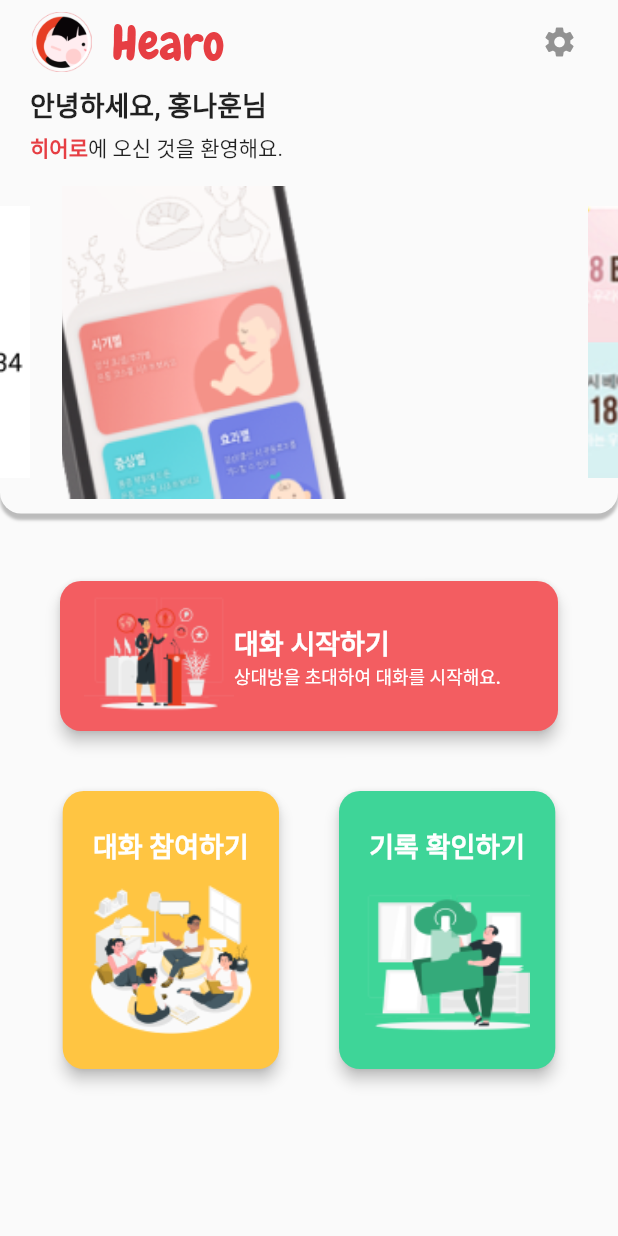
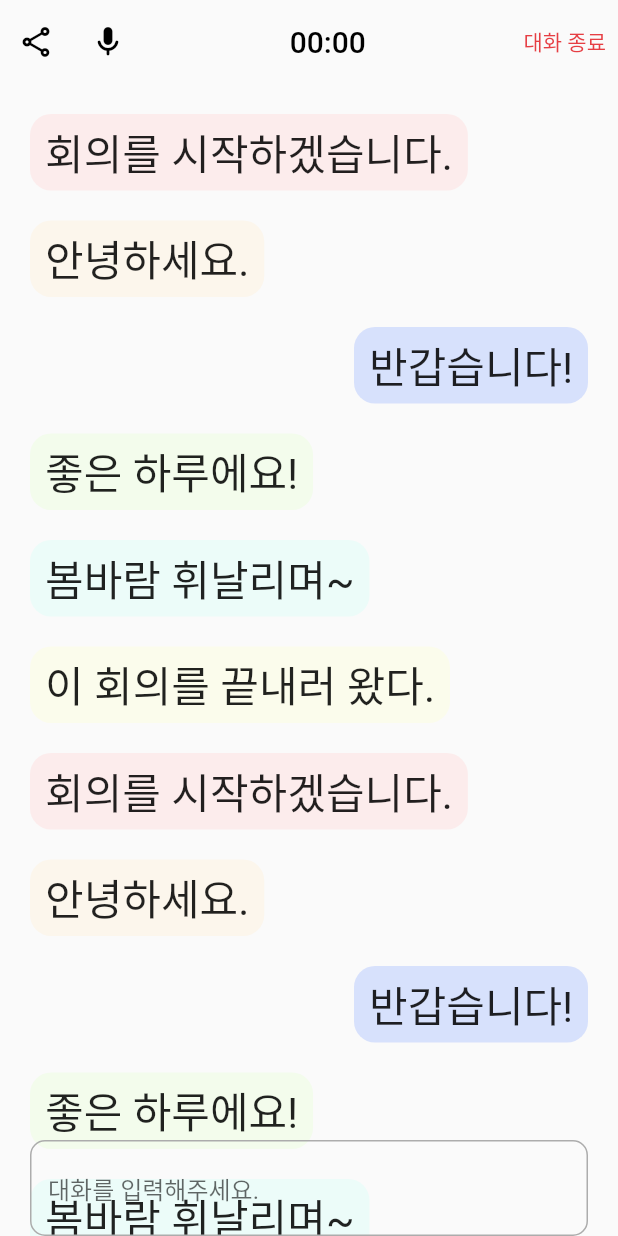
Before and after one commit to team-siksik/hearo, a Flutter app: the HomeScreen screen opened directly, after a tap on "대화 시작하기", on a phone screen of 412 x 824 dp. Run offline on Flutter 3.47's test engine with Material 2 defaults, Android fonts, the phone set to English and light mode, and no system bars; drawn by our look-alikes of carousel_slider; our stand-ins replace animated_toggle_switch, dropdown_button2, flutter_tts, get, wakelock; missing offline and left inert: chat_gpt_api.

Commit message:
Feat: 대화 화면 초기 구성

```diff
--- /dev/null
+++ b/frontend/hearo_app/lib/screens/chats/chat_home.dart
@@ -0,0 +1,113 @@
+import 'package:flutter/material.dart';
+import 'package:hearo_app/widgets/chats/custom_app_bar_chat.dart';
+import 'package:hearo_app/widgets/chats/speech_bubble.dart';
+import 'package:wakelock/wakelock.dart';
+
+class ChatHome extends StatefulWidget {
+  const ChatHome({super.key});
+
+  @override
+  State<ChatHome> createState() => _ChatHomeState();
+}
+
+class _ChatHomeState extends State<ChatHome> {
+  @override
+  void initState() {
+    super.initState();
+    // 화면 꺼짐 방지 활성화
+    Wakelock.enable();
+  }
+
+  @override
+  void dispose() {
+    // 화면 꺼짐 방지 비활성화
+    Wakelock.disable();
+    super.dispose();
+  }
+
+  List conversations = [
+    {"who": 1, "message": "회의를 시작하겠습니다."},
+    {"who": 2, "message": "안녕하세요."},
+    {"who": 0, "message": "반갑습니다!"},
+    {"who": 4, "message": "좋은 하루에요!"},
+    {"who": 5, "message": "봄바람 휘날리며~"},
+    {"who": 3, "message": "이 회의를 끝내러 왔다."},
+    {"who": 1, "message": "회의를 시작하겠습니다."},
+    {"who": 2, "message": "안녕하세요."},
+    {"who": 0, "message": "반갑습니다!"},
+    {"who": 4, "message": "좋은 하루에요!"},
+    {"who": 5, "message": "봄바람 휘날리며~"},
+    {"who": 3, "message": "이 회의를 끝내러 왔다."},
+    {"who": 1, "message": "회의를 시작하겠습니다."},
+    {"who": 2, "message": "안녕하세요."},
+    {"who": 0, "message": "반갑습니다!"},
+    {"who": 4, "message": "좋은 하루에요!"},
+    {"who": 5, "message": "봄바람 휘날리며~"},
+    {"who": 3, "message": "이 회의를 끝내러 왔다."},
+  ];
+
+  @override
+  Widget build(BuildContext context) {
+    int textSize = 2;
+    Size size = MediaQuery.of(context).size;
+    return WillPopScope(
+        onWillPop: () async {
+          return false;
+        },
+        child: Scaffold(
+          appBar: CustomAppBarChat(),
+          body: GestureDetector(
+            onTap: () {
+              FocusScopeNode currentFocus = FocusScope.of(context);
+              if (!currentFocus.hasPrimaryFocus) {
+                currentFocus.unfocus();
+              }
+            },
+            child: Container(
+              padding: EdgeInsets.fromLTRB(20, 20, 20, 0),
+              width: size.width,
+              height: size.height,
+              child: Stack(
+                children: <Widget>[
+                  ListView.separated(
+                    separatorBuilder: (context, index) => SizedBox(height: 10),
+                    itemCount: conversations.length,
+                    itemBuilder: (context, index) {
+                      var saying = conversations[index];
+                      return SpeechBubble(
+                          message: saying["message"],
+                          who: saying["who"],
+                          textSize: textSize);
+                    },
+                  ),
+                  Positioned(
+                    left: 0,
+                    right: 0,
+                    bottom: 0,
+                    child: TextField(
+                      decoration: InputDecoration(
+                        hintText: '대화를 입력해주세요.',
+                        focusedBorder: OutlineInputBorder(
+                          borderRadius: BorderRadius.all(Radius.circular(10.0)),
+                          borderSide:
+                              BorderSide(width: 1, color: Color(0xffe63e43)),
+                        ),
+                        enabledBorder: OutlineInputBorder(
+                          borderRadius: BorderRadius.all(Radius.circular(10.0)),
+                          borderSide: BorderSide(
+                              width: 1,
+                              color: const Color.fromARGB(255, 172, 172, 172)),
+                        ),
+                        border: OutlineInputBorder(
+                          borderRadius: BorderRadius.all(Radius.circular(10.0)),
+                        ),
+                      ),
+                    ),
+                  ),
+                ],
+              ),
+            ),
+          ),
+        ));
+  }
+}
--- a/frontend/hearo_app/lib/screens/mysettings/favorite_say.dart
+++ b/frontend/hearo_app/lib/screens/mysettings/favorite_say.dart
@@ -132,21 +132,21 @@ class FavoriteSay extends StatelessWidget {
               height: size.height * 0.8,
               child: ListView(
                 children: [
-                  favoriteSay(context, "안녕하세요, 저는 청각장애인입니다."),
+                  favoriteSay(context, "안녕하세요, 반갑습니다!"),
                   favoriteSay(context, "감사합니다!"),
-                  favoriteSay(context, "안녕하세요, 저는 청각장애인입니다."),
+                  favoriteSay(context, "안녕하세요, 반갑습니다!"),
                   favoriteSay(context, "감사합니다!"),
-                  favoriteSay(context, "안녕하세요, 저는 청각장애인입니다."),
+                  favoriteSay(context, "안녕하세요, 반갑습니다!"),
                   favoriteSay(context, "감사합니다!"),
-                  favoriteSay(context, "안녕하세요, 저는 청각장애인입니다."),
+                  favoriteSay(context, "안녕하세요, 반갑습니다!"),
                   favoriteSay(context, "감사합니다!"),
-                  favoriteSay(context, "안녕하세요, 저는 청각장애인입니다."),
+                  favoriteSay(context, "안녕하세요, 반갑습니다!"),
                   favoriteSay(context, "감사합니다!"),
-                  favoriteSay(context, "안녕하세요, 저는 청각장애인입니다."),
+                  favoriteSay(context, "안녕하세요, 반갑습니다!"),
                   favoriteSay(context, "감사합니다!"),
-                  favoriteSay(context, "안녕하세요, 저는 청각장애인입니다."),
+                  favoriteSay(context, "안녕하세요, 반갑습니다!"),
                   favoriteSay(context, "감사합니다!"),
-                  favoriteSay(context, "안녕하세요, 저는 청각장애인입니다."),
+                  favoriteSay(context, "안녕하세요, 반갑습니다!"),
                   favoriteSay(context, "감사합니다!"),
                 ],
               ),
--- a/frontend/hearo_app/lib/skills/text_to_speech.dart
+++ b/frontend/hearo_app/lib/skills/text_to_speech.dart
@@ -83,7 +83,7 @@ SizedBox voiceList(AsyncSnapshot snapshot, context) {
     child: Center(
       child: ListView.separated(
         itemBuilder: (context, index) {
-          var infos = snapshot.data![index];
+          // var infos = snapshot.data![index];
           // print(infos);
           return Row(
             children: [
--- /dev/null
+++ b/frontend/hearo_app/lib/widgets/chats/close_chat.dart
@@ -0,0 +1,87 @@
+import 'package:flutter/material.dart';
+import 'package:get/get.dart';
+import 'package:hearo_app/screens/home_screen.dart';
+
+class CloseChat extends StatelessWidget {
+  const CloseChat({
+    super.key,
+  });
+
+  @override
+  Widget build(BuildContext context) {
+    Size size = MediaQuery.of(context).size;
+    return TextButton(
+      onPressed: () => showDialog(
+        context: context,
+        builder: (BuildContext context) => AlertDialog(
+          shape:
+              RoundedRectangleBorder(borderRadius: BorderRadius.circular(20)),
+          title: const Text(
+            '대화 종료',
+            textAlign: TextAlign.center,
+            style: TextStyle(fontWeight: FontWeight.bold),
+          ),
+          content: SizedBox(
+            height: size.height * 0.1,
+            child: Column(
+              children: [
+                Text(
+                  '대화를 저장하고',
+                  style: TextStyle(fontSize: 20),
+                  textAlign: TextAlign.center,
+                ),
+                Text(
+                  '종료하시겠습니까?',
+                  style: TextStyle(fontSize: 20),
+                  textAlign: TextAlign.center,
+                ),
+              ],
+            ),
+          ),
+          actions: [
+            Row(
+              mainAxisAlignment: MainAxisAlignment.spaceEvenly,
+              children: [
+                ElevatedButton(
+                  style: ButtonStyle(
+                      backgroundColor: MaterialStatePropertyAll(
+                          Color.fromARGB(255, 255, 255, 255)),
+                      shape: MaterialStatePropertyAll(RoundedRectangleBorder(
+                          side:
+                              BorderSide(color: Color(0xffE63E43), width: 1.5),
+                          borderRadius:
+                              BorderRadius.all(Radius.circular(30))))),
+                  onPressed: () {
+                    Get.back();
+                  },
+                  child: const Text(
+                    '돌아가기',
+                    style: TextStyle(color: Colors.black),
+                  ),
+                ),
+                ElevatedButton(
+                  style: ButtonStyle(
+                      backgroundColor:
+                          MaterialStatePropertyAll(Color(0xffe63e43)),
+                      shape: MaterialStatePropertyAll(RoundedRectangleBorder(
+                          borderRadius:
+                              BorderRadius.all(Radius.circular(30))))),
+                  onPressed: () {
+                    Get.offAll(() => HomeScreen());
+                  },
+                  child: const Text(
+                    '저장 후 종료',
+                  ),
+                ),
+              ],
+            )
+          ],
+        ),
+      ),
+      child: Text(
+        "대화 종료",
+        style: TextStyle(color: Color(0xffe63e43)),
+      ),
+    );
+  }
+}
--- /dev/null
+++ b/frontend/hearo_app/lib/widgets/chats/custom_app_bar_chat.dart
@@ -0,0 +1,82 @@
+import 'package:flutter/material.dart';
+import 'package:hearo_app/widgets/chats/close_chat.dart';
+import 'package:hearo_app/widgets/chats/share_icon_widget.dart';
+import 'dart:async';
+
+class CustomAppBarChat extends StatefulWidget implements PreferredSizeWidget {
+  CustomAppBarChat({Key? key})
+      : preferredSize = Size.fromHeight(kToolbarHeight),
+        super(key: key);
+
+  @override
+  final Size preferredSize;
+
+  @override
+  State<CustomAppBarChat> createState() => _CustomAppBarChatState();
+}
+
+class _CustomAppBarChatState extends State<CustomAppBarChat> {
+  Stopwatch stopwatch = Stopwatch();
+  String stopWatchText = '00:00';
+  late Timer timer;
+  void _startTimer() {
+    timer = Timer.periodic(Duration(milliseconds: 100), (timer) {
+      setState(() {
+        _updateStopWatchText();
+      });
+    });
+  }
+
+  void _updateStopWatchText() {
+    stopWatchText =
+        "${stopwatch.elapsed.inMinutes.toString().padLeft(2, "0")}:${(stopwatch.elapsed.inSeconds % 60).toString().padLeft(2, "0")}";
+  }
+
+  @override
+  void initState() {
+    super.initState();
+    stopwatch.start();
+    _startTimer();
+  }
+
+  @override
+  void dispose() {
+    timer.cancel();
+    super.dispose();
+  }
+
+  @override
+  Widget build(BuildContext context) {
+    return AppBar(
+      titleSpacing: 0.0,
+      automaticallyImplyLeading: false,
+      foregroundColor: Colors.black,
+      elevation: 0,
+      centerTitle: true,
+      title: Row(
+        mainAxisAlignment: MainAxisAlignment.start,
+        crossAxisAlignment: CrossAxisAlignment.center,
+        children: <Widget>[
+          ShareIconWidget(),
+          IconButton(
+            icon: Icon(Icons.mic_rounded),
+            onPressed: () {},
+          ),
+          Expanded(
+            child: Center(
+                child: Column(
+              mainAxisAlignment: MainAxisAlignment.center,
+              children: <Widget>[
+                Text(
+                  stopWatchText,
+                ),
+              ],
+            )),
+          )
+        ],
+      ),
+      backgroundColor: Colors.transparent,
+      actions: <Widget>[CloseChat()],
+    );
+  }
+}
--- a/frontend/hearo_app/lib/widgets/chats/speech_bubble.dart
+++ b/frontend/hearo_app/lib/widgets/chats/speech_bubble.dart
@@ -15,16 +15,16 @@ class SpeechBubble extends StatefulWidget {
 }
 
 const colorList = {
-  0: Color.fromARGB(255, 255, 251, 251),
-  1: Color.fromARGB(255, 255, 136, 136),
-  2: Color.fromARGB(255, 255, 206, 136),
-  3: Color.fromARGB(255, 255, 255, 136),
-  4: Color.fromARGB(255, 217, 255, 136),
-  5: Color.fromARGB(255, 136, 255, 136),
-  6: Color.fromARGB(255, 136, 225, 255),
-  7: Color.fromARGB(255, 136, 156, 255),
-  8: Color.fromARGB(255, 195, 136, 255),
-  9: Color.fromARGB(255, 255, 136, 233),
+  0: Color.fromARGB(90, 152, 178, 255),
+  1: Color.fromARGB(90, 255, 211, 211),
+  2: Color.fromARGB(90, 255, 238, 211),
+  3: Color.fromARGB(90, 254, 255, 211),
+  4: Color.fromARGB(90, 229, 255, 211),
+  5: Color.fromARGB(90, 211, 255, 246),
+  6: Color.fromARGB(90, 248, 249, 255),
+  7: Color.fromARGB(90, 243, 211, 255),
+  8: Color.fromARGB(90, 230, 230, 230),
+  9: Color.fromARGB(90, 186, 186, 186),
 };
 
 class _SpeechBubbleState extends State<SpeechBubble> {
@@ -44,7 +44,7 @@ class _SpeechBubbleState extends State<SpeechBubble> {
               children: [
                 Container(
                   decoration: BoxDecoration(
-                    border: Border.all(color: Colors.black26, width: 0.5),
+                    // border: Border.all(color: Colors.black26, width: 0.3),
                     borderRadius: BorderRadius.circular(14),
                     color: colorList[widget.who],
                   ),
@@ -62,7 +62,7 @@ class _SpeechBubbleState extends State<SpeechBubble> {
               children: [
                 Container(
                   decoration: BoxDecoration(
-                    border: Border.all(color: Colors.black26, width: 0.5),
+                    // border: Border.all(color: Colors.black26, width: 0.3),
                     borderRadius: BorderRadius.circular(14),
                     color: colorList[widget.who],
                   ),
```
Also changed, not shown: frontend/hearo_app/lib/screens/archive/archive_home.dart (added, +12 -0 lines), frontend/hearo_app/lib/screens/home_screen.dart (+38 -7 lines), frontend/hearo_app/lib/widgets/chats/share_icon_widget.dart (added, +77 -0 lines), frontend/hearo_app/lib/widgets/mysettings/chat_preview.dart (+0 -7 lines), frontend/hearo_app/pubspec.yaml (+8 -0 lines), frontend/hearo_app/pubspec.lock, 5 other files.
